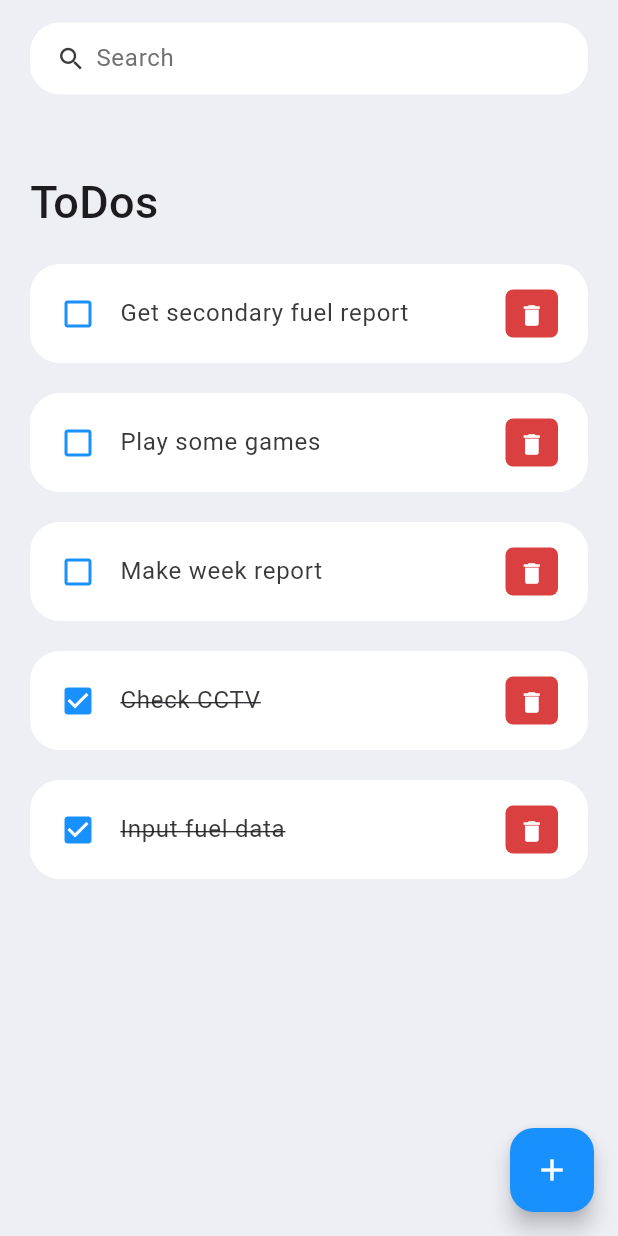
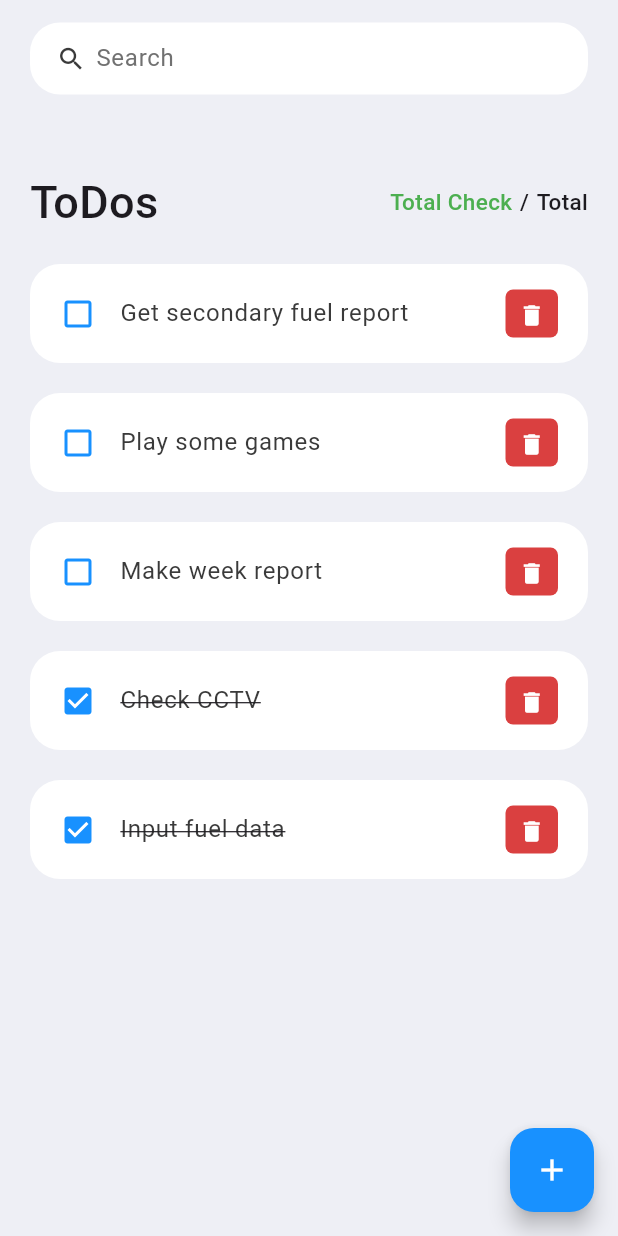
Before and after one commit to MuhammadDicky/TODO_CODE__TESTING, a Flutter app: the screen it shows after launch, on a phone screen of 412 x 824 dp. Run offline on Flutter 3.47's test engine with Material 3 defaults, Android fonts, the phone set to English and light mode, and no system bars.

Commit message:
show total todo  list back

```diff
--- a/lib/screens/home.dart
+++ b/lib/screens/home.dart
@@ -54,6 +54,38 @@ class _HomeState extends State<Home> {
                                 fontWeight: FontWeight.w500,
                               ),
                             ),
+                            Row(
+                              mainAxisAlignment: MainAxisAlignment.end,
+                              children: [
+                                Text(
+                                  'Total Check',
+                                  style: TextStyle(
+                                    fontSize: 15,
+                                    fontWeight: FontWeight.w500,
+                                    color: Colors.green,
+                                  ),
+                                ),
+                                Padding(
+                                  padding: EdgeInsets.symmetric(
+                                    horizontal: 5.0,
+                                  ),
+                                  child: Text(
+                                    '/',
+                                    style: TextStyle(
+                                      fontSize: 15,
+                                      fontWeight: FontWeight.w500,
+                                    ),
+                                  ),
+                                ),
+                                Text(
+                                  'Total',
+                                  style: TextStyle(
+                                    fontSize: 15,
+                                    fontWeight: FontWeight.w500,
+                                  ),
+                                )
+                              ],
+                            )
                           ],
                         ),
                       ),
```
